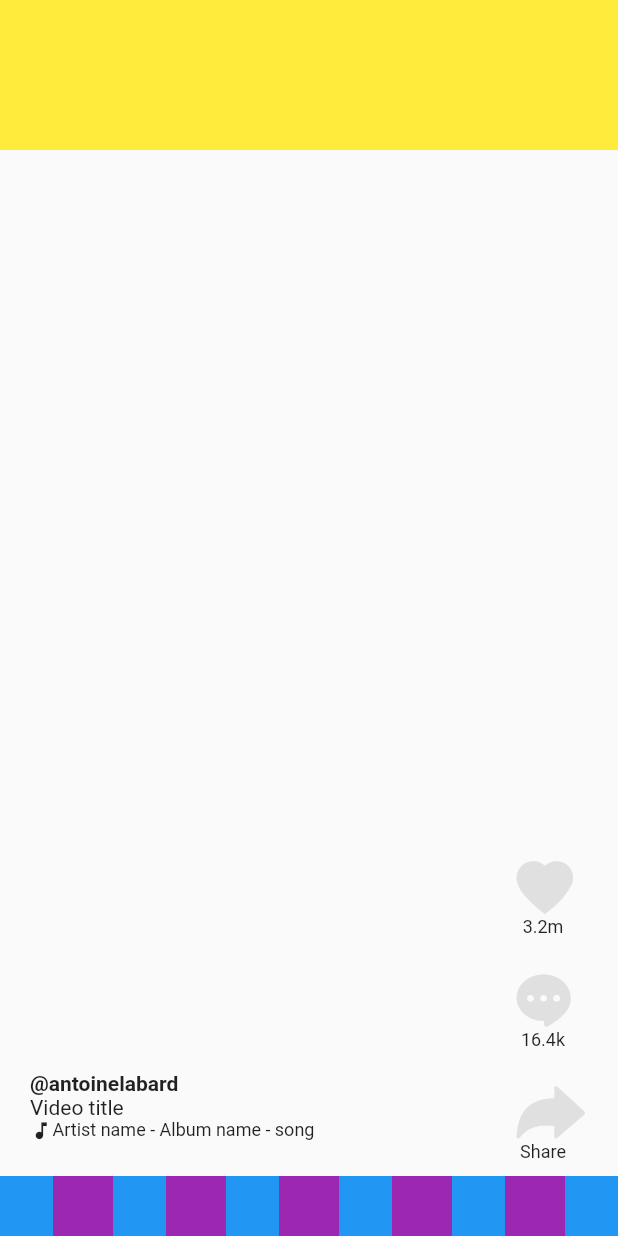
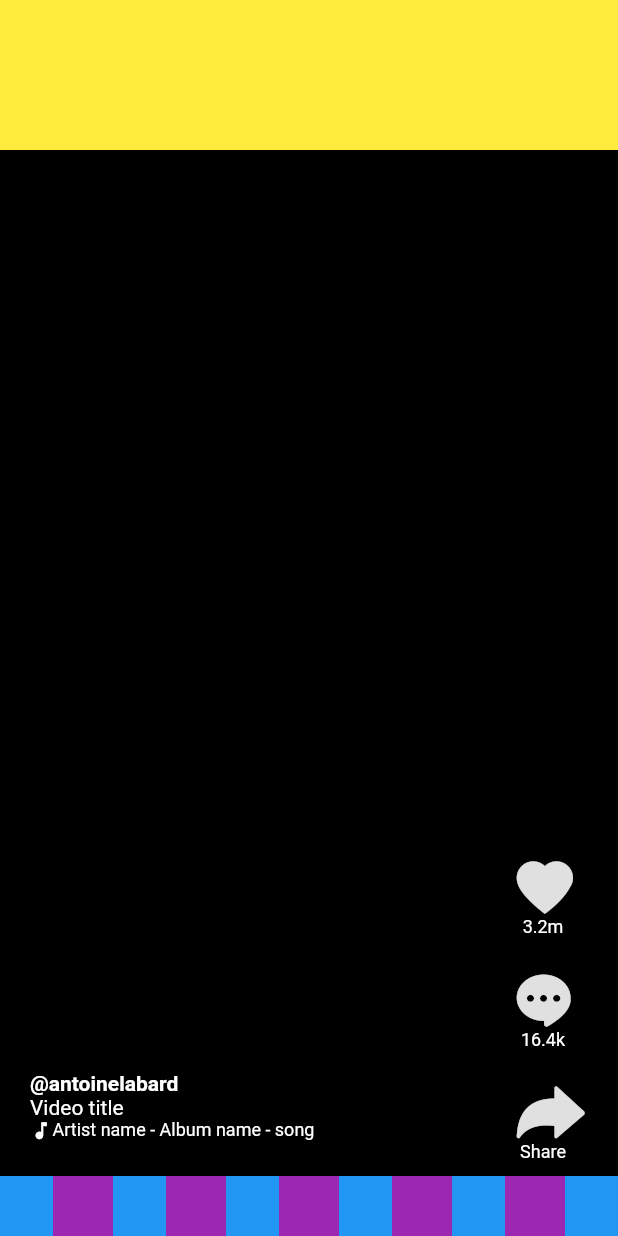
Before and after one commit to antoinelabard/flutter-tiktok-ui, a Flutter app: the screen it shows after launch, on a phone screen of 412 x 824 dp. Run offline on Flutter 3.47's test engine with Material 2 defaults, Android fonts, the phone set to English and light mode, and no system bars.

Commit message:
Changed application theme.

```diff
--- a/lib/VideoDescription.dart
+++ b/lib/VideoDescription.dart
@@ -21,6 +21,7 @@ class VideoDescription extends StatelessWidget {
                 Icon(
                   Icons.music_note,
                   size: 15,
+                  color: Colors.white,
                 ),
                 Text(
                   'Artist name - Album name - song',
--- a/lib/home.dart
+++ b/lib/home.dart
@@ -10,6 +10,7 @@ class Home extends StatelessWidget {
   @override
   Widget build(BuildContext context) {
     return Scaffold(
+      backgroundColor: Colors.black,
         body: Column(
       children: [_topSection(), _middleSection(), _bottomSection()],
     ));
--- a/lib/main.dart
+++ b/lib/main.dart
@@ -10,6 +10,12 @@ class MyApp extends StatelessWidget {
     return MaterialApp(
       title: 'TikTokUI',
       home: Home(),
+      theme: ThemeData(
+        textTheme: Theme.of(context).textTheme.apply(
+          bodyColor: Colors.white,
+          displayColor: Colors.white
+        )
+      ),
     );
   }
 }
```
